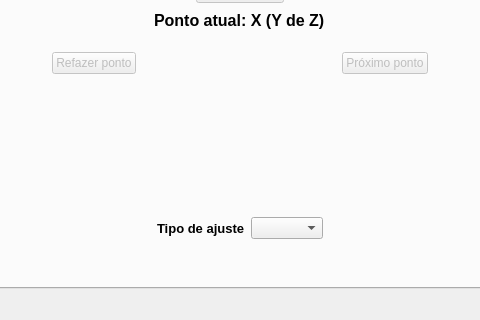
This is uis/CalibraPy.ui in jceneziojr/CalibraPy as Qt 5 draws it before an edit; both pictures show x 160 to 640 and y 280 to 600 of the 800 by 600 pixel window. The edited form follows.
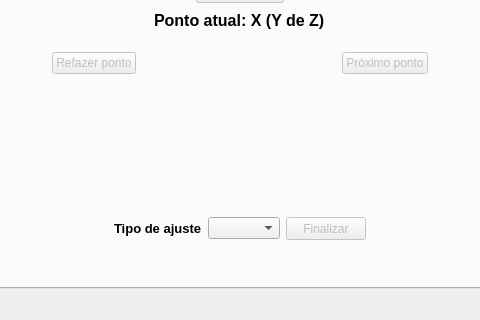
This is the edited form. Icons and pictures are not drawn. Custom widgets are drawn as their Qt base class.

The edit to the form file:
```diff
--- a/uis/CalibraPy.ui
+++ b/uis/CalibraPy.ui
@@ -379,6 +379,28 @@
                 </property>
                </widget>
               </item>
+              <item row="0" column="2">
+               <widget class="QPushButton" name="finish_stat_b">
+                <property name="enabled">
+                 <bool>false</bool>
+                </property>
+                <property name="minimumSize">
+                 <size>
+                  <width>0</width>
+                  <height>23</height>
+                 </size>
+                </property>
+                <property name="maximumSize">
+                 <size>
+                  <width>16777215</width>
+                  <height>23</height>
+                 </size>
+                </property>
+                <property name="text">
+                 <string>Finalizar</string>
+                </property>
+               </widget>
+              </item>
              </layout>
             </widget>
            </item>
```
